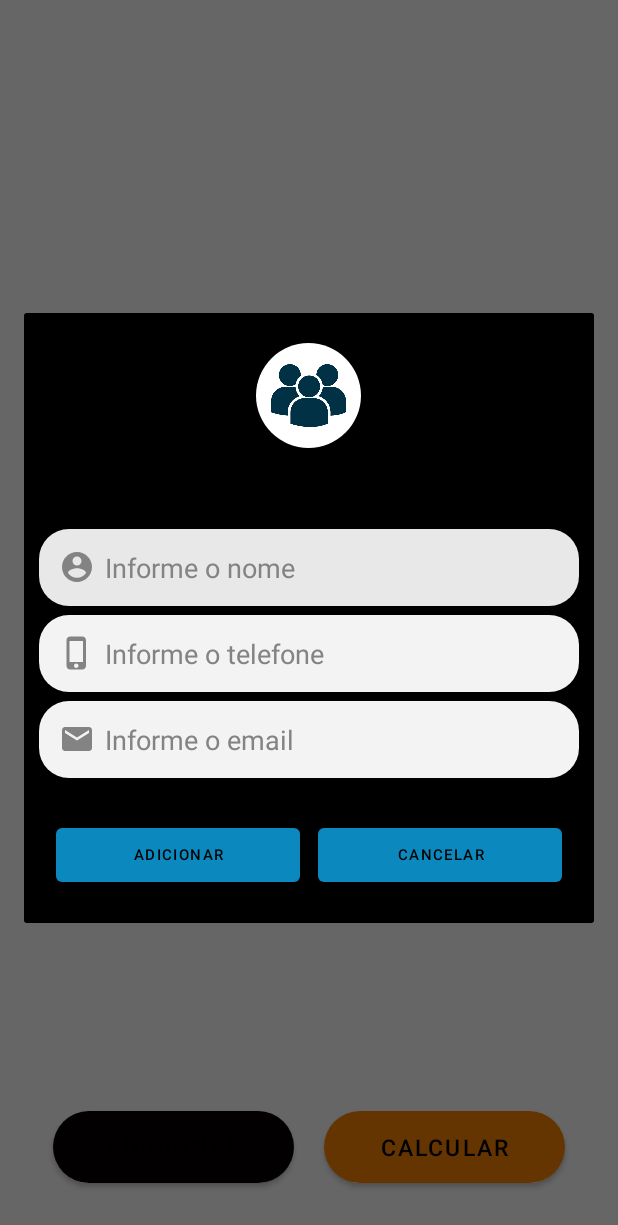
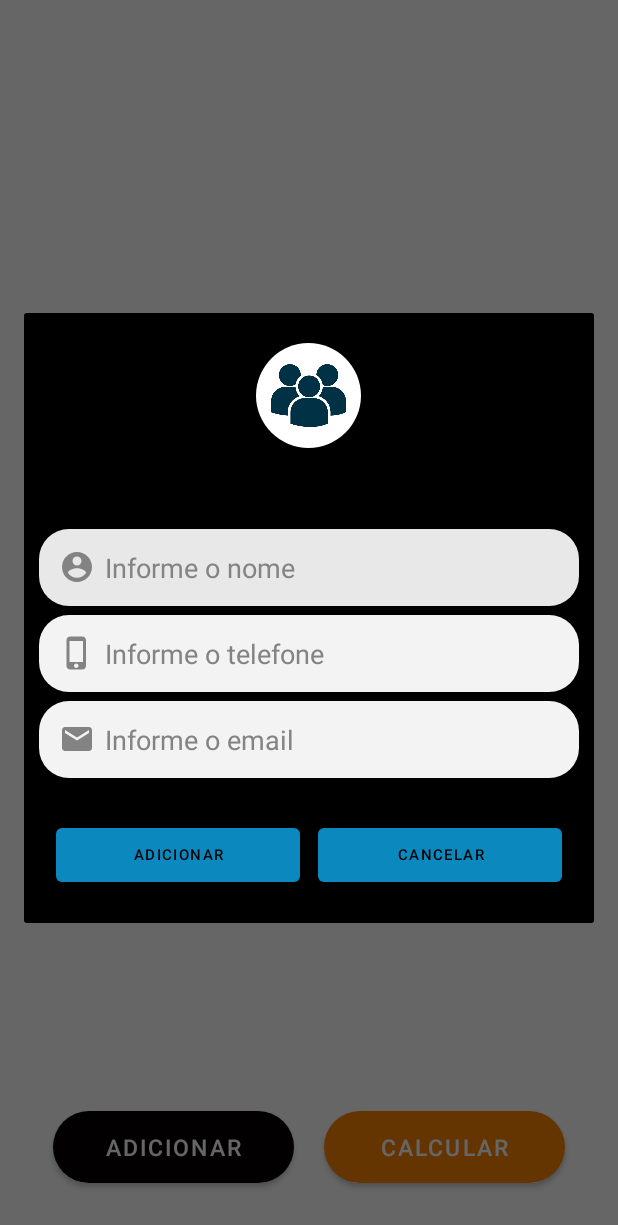
Before and after one commit to joaovictor78/PlanApp, an Android app: the MemberPrinceActivity screen opened directly, with no data from a screen before it, after a tap on "ADICIONAR", on a phone screen of 412 x 824 dp. Shown: the top 1225 px of the screen. Run offline under Robolectric (Android 15) with nearby library versions, the phone set to English and light mode, and no system bars.

Commit message:
developing layout

```diff
--- a/app/src/main/java/com/example/planapp/utils/CustomInputDialog.kt
+++ b/app/src/main/java/com/example/planapp/utils/CustomInputDialog.kt
@@ -5,6 +5,7 @@ import android.content.Context
 import android.graphics.Color
 import android.graphics.drawable.Drawable
 import android.os.Build
+import android.util.Log
 import android.view.LayoutInflater
 import android.view.View
 import android.view.Window
@@ -16,11 +17,14 @@ import androidx.core.view.marginStart
 import com.example.planapp.R
 
 
-class CustomInputDialog(context: Context, layoutInflater: LayoutInflater, id: Int, title: String, listInput: MutableList<CustomInputData> = mutableListOf()) {
-    init {
+class CustomInputDialog() {
+    fun getDialogAttributes(context: Context, layoutInflater: LayoutInflater, id: Int, title: String, listInput: MutableList<CustomInputData> = mutableListOf()): List<EditText>? {
+        var isPositived: Boolean? = null
         val viewAlertDialog: View = layoutInflater.inflate(R.layout.input_dialog_new_employee, null)
         val linearLayout =  viewAlertDialog.findViewById<LinearLayout>(id)
         val titleView = viewAlertDialog.findViewById<TextView>(R.id.dialog_title)
+        val buttonConfirm = viewAlertDialog.findViewById<Button>(R.id.add_dialog)
+        val buttonCancell = viewAlertDialog.findViewById<Button>(R.id.cancel_dialog)
         titleView.setText(title)
         var listEditText: MutableList<EditText> = mutableListOf()
         listInput.forEach {
@@ -39,11 +43,24 @@ class CustomInputDialog(context: Context, layoutInflater: LayoutInflater, id: In
 
         }
 
-        getAlertDialogConfig(context, viewAlertDialog)
+        var dialog = getAlertDialogConfig(context, viewAlertDialog)
+
+        buttonConfirm.setOnClickListener {
+            isPositived = true
+            Log.i("brodinho",  listEditText[0].text.toString())
+            dialog.dismiss()
+        }
+        buttonCancell.setOnClickListener {
+            Log.i("brodinho", "tu cancelaste")
+            dialog.dismiss()
 
         }
-
-    private fun getAlertDialogConfig(context: Context, viewAlertDialog: View){
+        if(isPositived == true){
+            return  listEditText
+        }
+        return null
+    }
+    private fun getAlertDialogConfig(context: Context, viewAlertDialog: View): AlertDialog{
         val alert: AlertDialog.Builder
         var isPositive: Boolean? = null
         val addButton = viewAlertDialog.findViewById<Button>(R.id.add_dialog)
@@ -58,5 +75,6 @@ class CustomInputDialog(context: Context, layoutInflater: LayoutInflater, id: In
         val dialog: AlertDialog = alert.create()
         dialog.window?.requestFeature(Window.FEATURE_NO_TITLE)
         dialog.show()
+        return dialog
     }
 }
--- a/app/src/main/java/com/example/planapp/utils/ImageDownloader.kt
+++ b/app/src/main/java/com/example/planapp/utils/ImageDownloader.kt
@@ -29,7 +29,7 @@ object ImageDownloader {
             val roundedBitmap: RoundedBitmapDrawable = roundedBitmapImage(image, it, arroundBorder)
             image.setImageDrawable(roundedBitmap)
         } ?: kotlin.run{
-            Thread {
+         Thread {
                 val connection: HttpURLConnection = URL(url).openConnection() as HttpURLConnection
                 try {
                     val responseCode = connection.responseCode
@@ -42,6 +42,7 @@ object ImageDownloader {
                     }
                 } catch (e: Exception) {
                     e.printStackTrace()
+                    connection.disconnect()
                 }
             }.start()
         }
--- a/app/src/main/java/com/example/planapp/view/FragmentEmployees.kt
+++ b/app/src/main/java/com/example/planapp/view/FragmentEmployees.kt
@@ -22,7 +22,8 @@ class FragmentEmployees: Fragment() {
         val inflater: LayoutInflater = requireActivity().layoutInflater
         val listInput: MutableList<CustomInputData> = mutableListOf(CustomInputData("Informe o nome", R.drawable.ic_people),CustomInputData("Informe o telefone", R.drawable.ic_phone), CustomInputData("Informe o email", R.drawable.ic_email))
         fabNewEmployees.setOnClickListener {
-            var customInputDialog = CustomInputDialog(view.context, inflater, R.id.input, "Cadastrar Funcionario",   listInput)
+            var customInputDialog = CustomInputDialog()
+            customInputDialog.getDialogAttributes(view.context, inflater, R.id.input, "Cadastrar Funcionario",   listInput)
         }
         return view
     }
--- a/app/src/main/java/com/example/planapp/view/MainHomeActivity.kt
+++ b/app/src/main/java/com/example/planapp/view/MainHomeActivity.kt
@@ -29,7 +29,6 @@ class MainHomeActivity : AppCompatActivity() {
             ).commit()
         }
     }
-
     private val navListener =
             BottomNavigationView.OnNavigationItemSelectedListener { item ->
                 var selectedFragment: Fragment? = null
@@ -40,7 +39,7 @@ class MainHomeActivity : AppCompatActivity() {
                 supportFragmentManager.beginTransaction().replace(
                         R.id.fragment_container,
                         selectedFragment!!
-                ).commit()
+                ).addToBackStack(null).commit()
                 true
             }
 }
--- a/app/src/main/java/com/example/planapp/view/MemberPrinceActivity.kt
+++ b/app/src/main/java/com/example/planapp/view/MemberPrinceActivity.kt
@@ -26,7 +26,8 @@ class MemberPrinceActivity: AppCompatActivity() {
 
         addNewMember.setOnClickListener {
             Log.i("toquei", "uhuulll")
-            CustomInputDialog(this, inflater, R.id.input, "Novo membro",   listInput)
+            val customInput = CustomInputDialog()
+            customInput.getDialogAttributes(this, inflater, R.id.input, "Novo membro",   listInput)
         }
         calculate_total.setOnClickListener {
             val intent: Intent = Intent(this, TotalQuotationActivity::class.java)
--- /dev/null
+++ b/app/src/main/res/drawable/main_custom_input.xml
@@ -0,0 +1,4 @@
+<?xml version="1.0" encoding="utf-8"?>
+<shape xmlns:android="http://schemas.android.com/apk/res/android" android:shape="rectangle">
+    <solid android:color="#F3F3F3"></solid>
+</shape>
--- a/app/src/main/res/layout/activity_member_prince.xml
+++ b/app/src/main/res/layout/activity_member_prince.xml
@@ -5,7 +5,9 @@
     android:layout_width="match_parent"
     android:layout_height="match_parent"
     tools:context=".view.MemberPrinceActivity">
-
+   <androidx.appcompat.widget.Toolbar
+       android:layout_width="match_parent"
+       android:layout_height="wrap_content"/>
     <androidx.recyclerview.widget.RecyclerView
         android:id="@+id/lista_cotacao"
         android:layout_width="match_parent"
@@ -35,6 +37,7 @@
             android:layout_height="wrap_content"
             android:layout_margin="10dp"
             android:layout_weight="1"
+            android:textColor="@color/white"
             android:background="@drawable/custom_border_arround"
             android:text="ADICIONAR"
             android:textSize="15sp"
@@ -47,6 +50,7 @@
             android:layout_margin="10dp"
             android:layout_weight="1"
             android:background="@drawable/custom_border_arround"
+            android:textColor="@color/white"
             android:text="CALCULAR"
             android:textSize="15sp"
             app:backgroundTint="#FB8500" />
--- a/app/src/main/res/layout/total_quotation_activity.xml
+++ b/app/src/main/res/layout/total_quotation_activity.xml
@@ -106,6 +106,7 @@
         android:layout_marginLeft="80dp"
         android:layout_marginRight="80dp"
         android:layout_marginBottom="50dp"
+        android:textColor="@color/white"
         android:background="@drawable/custom_border_arround"
         android:paddingVertical="9dp"
         android:text="Salvar Comprovante"
```
Also changed, not shown: app/src/main/java/com/example/planapp/view/HomeAdapter.kt (+8 -2 lines), app/src/main/java/com/example/planapp/view/LoginActivity.kt (+8 -0 lines), app/src/main/res/drawable/custom_border_gradient.xml (added, +8 -0 lines), app/src/main/res/drawable/ic_back.xml (added, +10 -0 lines), app/src/main/res/layout/activity_login.xml (+24 -1 lines), app/src/main/res/layout/activity_main_home.xml (+10 -1 lines), app/src/main/res/layout/activity_register.xml (+22 -0 lines), app/src/main/res/layout/activity_reset_password.xml (+35 -1 lines), app/src/main/res/font/notoserif.ttf (added), app/src/main/res/font/nunitosans.ttf (added), app/src/main/res/font/roboto.ttf (added). Lines whose indentation alone changed are shown as unchanged.
